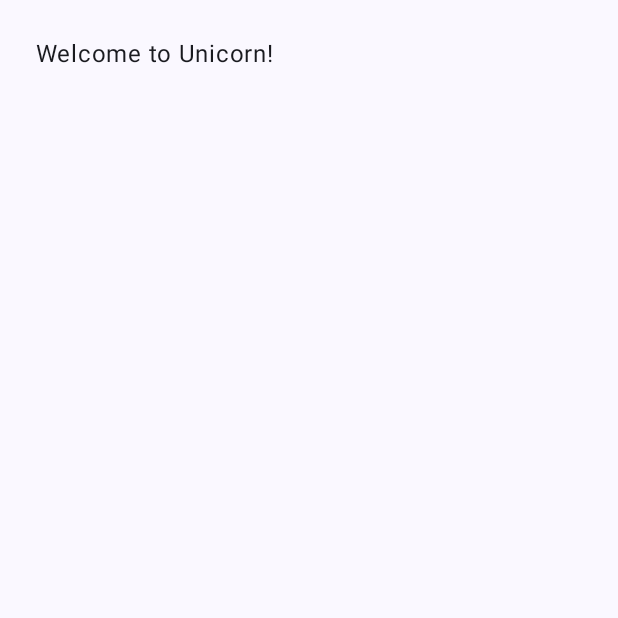
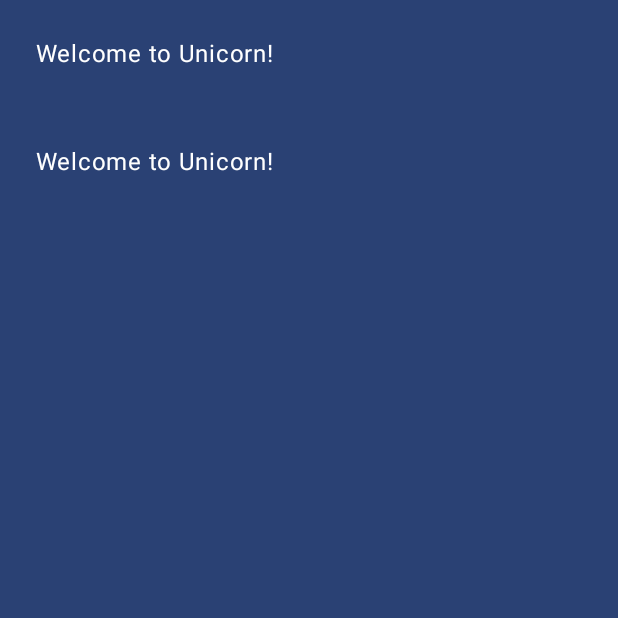
Before and after one commit to arunabhdas/unicorn-android, an Android app built with Jetpack Compose: the screen it shows after launch (MainActivity), on a phone screen of 412 x 824 dp, the top half of it. Before the commit the part shown is almost empty. Run offline under Robolectric (Android 15) with nearby library versions, the phone set to English and light mode, and no system bars.

Commit message:
Added column layout

```diff
--- a/unicorn-android/app/src/main/java/app/unicornapp/mobile/android/unicorn/MainActivity.kt
+++ b/unicorn-android/app/src/main/java/app/unicornapp/mobile/android/unicorn/MainActivity.kt
@@ -3,6 +3,7 @@ package app.unicornapp.mobile.android.unicorn
 import android.os.Bundle
 import androidx.activity.ComponentActivity
 import androidx.activity.compose.setContent
+import androidx.compose.foundation.layout.Column
 import androidx.compose.foundation.layout.fillMaxSize
 import androidx.compose.foundation.layout.padding
 import androidx.compose.material3.MaterialTheme
@@ -19,30 +20,45 @@ class MainActivity : ComponentActivity() {
         super.onCreate(savedInstanceState)
         setContent {
             UnicornTheme {
-                // A surface container using the 'background' color from the theme
-                Surface(
-                    modifier = Modifier.fillMaxSize(),
-                    color = MaterialTheme.colorScheme.background
-                ) {
-                    Greeting("Unicorn")
-                }
+                MyApp()
             }
         }
     }
 }
 
 @Composable
+fun MyApp() {
+    // A surface container using the 'background' color from the theme
+    Surface(
+        modifier = Modifier.fillMaxSize(),
+        color = MaterialTheme.colorScheme.primary
+    ) {
+        Greeting("Unicorn")
+    }
+}
+
+@Composable
 fun Greeting(name: String, modifier: Modifier = Modifier) {
-    Text(
-        text = "Welcome to $name!",
-        modifier = Modifier.padding(24.dp)
-    )
+    Surface(color = MaterialTheme.colorScheme.primary) {
+        Column {
+            Text(
+                text = "Welcome to $name!",
+                modifier = Modifier.padding(24.dp)
+
+            )
+            Text(
+                text = "Welcome to $name!",
+                modifier = Modifier.padding(24.dp)
+            )
+        }
+    }
+
 }
 
 @Preview(showBackground = true)
 @Composable
-fun GreetingPreview() {
+fun DefaultPreview() {
     UnicornTheme {
-        Greeting("Unicorn")
+        MyApp()
     }
 }
```
